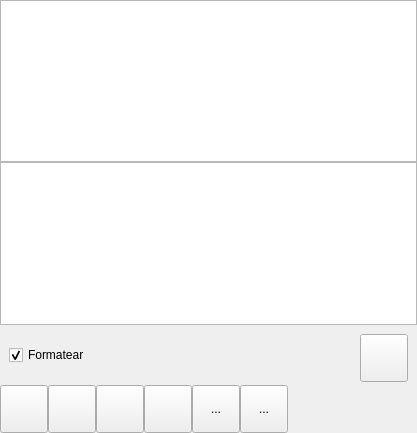
First picture: the form in bulmages/bulmatpv/plugins/pluginbt_ticket/mticketbase.ui, repository eboladev/Bulmages-1, before the edit.
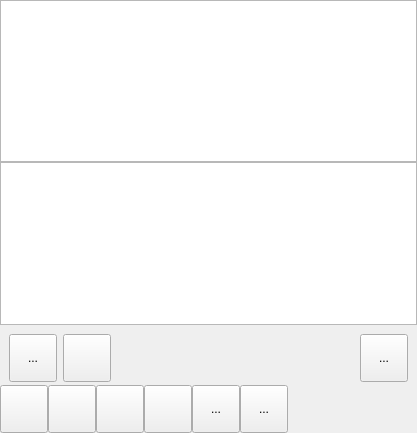
Second picture: the form after the edit. Icons and pictures are not drawn.

Patch:
```diff
--- a/bulmages/bulmatpv/plugins/pluginbt_ticket/mticketbase.ui
+++ b/bulmages/bulmatpv/plugins/pluginbt_ticket/mticketbase.ui
@@ -46,15 +46,85 @@
      </property>
      <layout class="QHBoxLayout" name="horizontalLayout_2">
       <item>
-       <widget class="QCheckBox" name="mui_formatear">
-        <property name="text">
+       <widget class="QToolButton" name="mui_formatear">
+        <property name="minimumSize">
+         <size>
+          <width>48</width>
+          <height>48</height>
+         </size>
+        </property>
+        <property name="maximumSize">
+         <size>
+          <width>48</width>
+          <height>48</height>
+         </size>
+        </property>
+        <property name="toolTip">
          <string>Formatear</string>
         </property>
-        <property name="checked">
+        <property name="text">
+         <string>...</string>
+        </property>
+        <property name="icon">
+         <iconset resource="../../../bulmages.qrc">
+          <normaloff>:/BulmaCont32x32/images/png/wizard.png</normaloff>:/BulmaCont32x32/images/png/wizard.png</iconset>
+        </property>
+        <property name="iconSize">
+         <size>
+          <width>32</width>
+          <height>32</height>
+         </size>
+        </property>
+        <property name="checkable">
          <bool>true</bool>
         </property>
        </widget>
       </item>
+      <item>
+       <widget class="QToolButton" name="mui_nextLineIsInsert">
+        <property name="minimumSize">
+         <size>
+          <width>48</width>
+          <height>48</height>
+         </size>
+        </property>
+        <property name="maximumSize">
+         <size>
+          <width>48</width>
+          <height>48</height>
+         </size>
+        </property>
+        <property name="toolTip">
+         <string>Insertar en nueva linea</string>
+        </property>
+        <property name="icon">
+         <iconset resource="../../../bulmages.qrc">
+          <normaloff>:/Genericos32x32/images/png/i_configuracion.xpm</normaloff>:/Genericos32x32/images/png/i_configuracion.xpm</iconset>
+        </property>
+        <property name="iconSize">
+         <size>
+          <width>32</width>
+          <height>32</height>
+         </size>
+        </property>
+        <property name="checkable">
+         <bool>true</bool>
+        </property>
+       </widget>
+      </item>
+      <item>
+       <widget class="QFrame" name="mui_plugbotones">
+        <property name="frameShape">
+         <enum>QFrame::NoFrame</enum>
+        </property>
+        <property name="frameShadow">
+         <enum>QFrame::Raised</enum>
+        </property>
+        <property name="lineWidth">
+         <number>0</number>
+        </property>
+       </widget>
+      </item>
       <item>
        <spacer name="horizontalSpacer_2">
         <property name="orientation">
@@ -62,14 +132,14 @@
         </property>
         <property name="sizeHint" stdset="0">
          <size>
-          <width>68</width>
-          <height>20</height>
+          <width>0</width>
+          <height>0</height>
          </size>
         </property>
        </spacer>
       </item>
       <item>
-       <widget class="QPushButton" name="mui_borrarticket">
+       <widget class="QToolButton" name="mui_borrarticket">
         <property name="minimumSize">
          <size>
           <width>48</width>
@@ -83,7 +153,7 @@
          </size>
         </property>
         <property name="text">
-         <string/>
+         <string>...</string>
         </property>
         <property name="icon">
          <iconset resource="../../../bulmages.qrc">
@@ -91,8 +161,8 @@
         </property>
         <property name="iconSize">
          <size>
-          <width>48</width>
-          <height>48</height>
+          <width>32</width>
+          <height>32</height>
          </size>
         </property>
        </widget>
```
Left out of the diff: 59 changed lines with no effect on the pictures.
